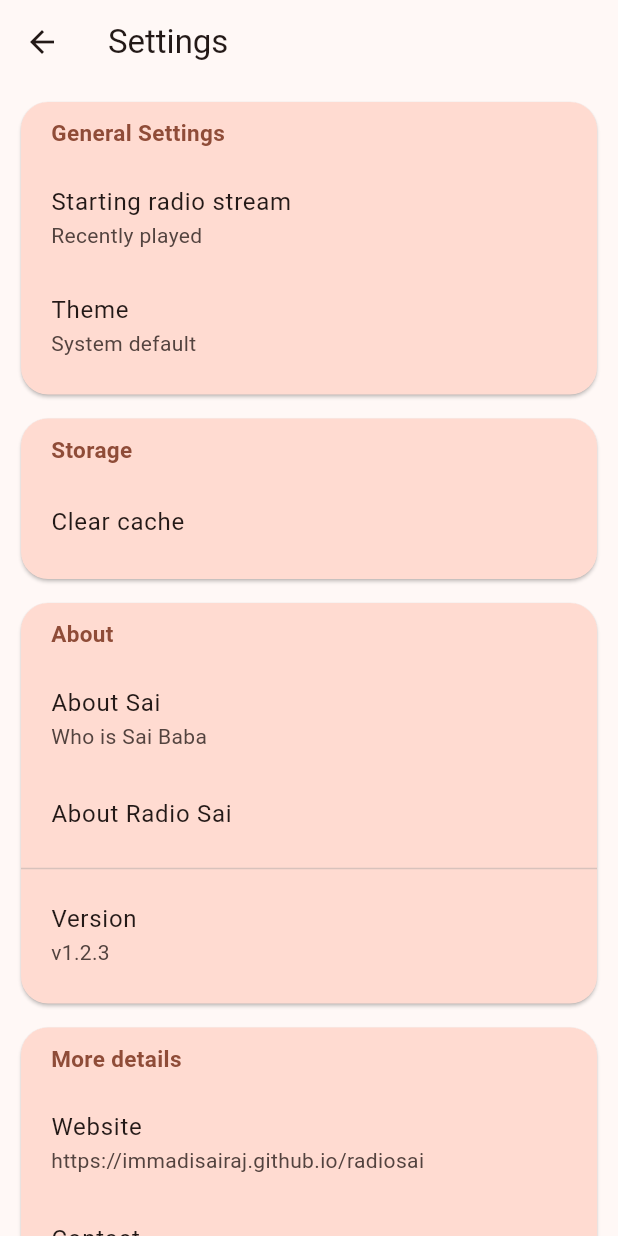
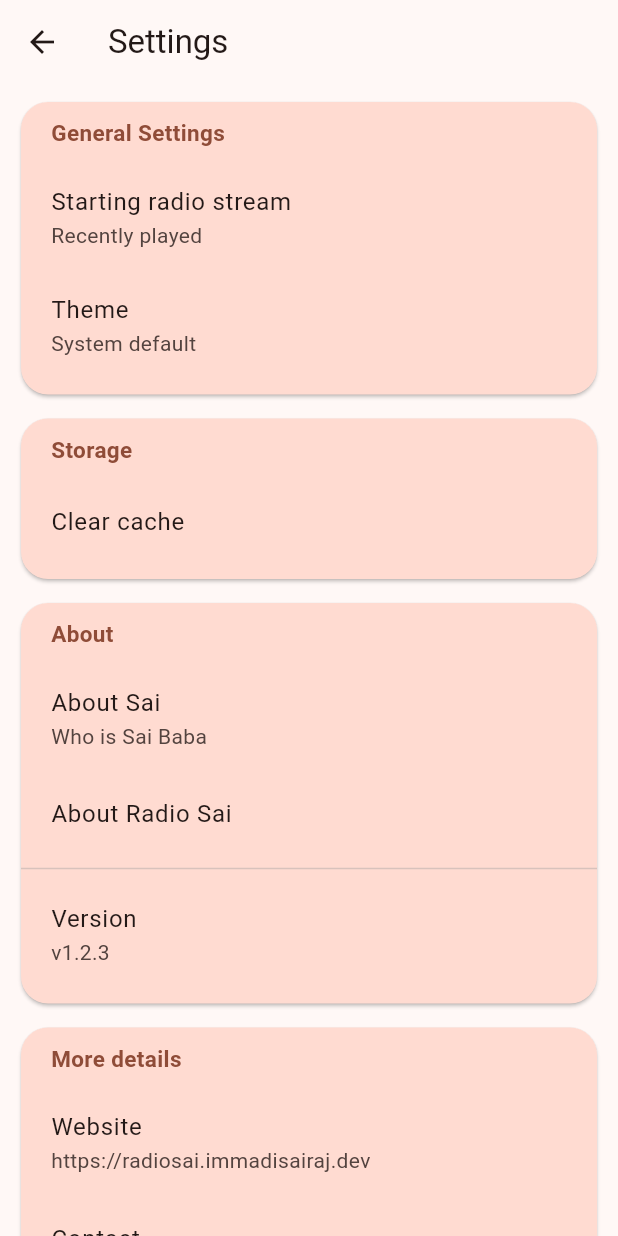
Before and after one commit to immadisairaj/radiosai, a Flutter app: the Settings screen opened by its route, on a phone screen of 412 x 824 dp. Run offline on Flutter 3.47's test engine with Material 2 defaults, Android fonts, the phone set to English and light mode, and no system bars; our stand-ins replace audio_service, audio_video_progress_bar, cached_network_image, flutter_cache_manager, gallery_saver, get_it and 11 more; accounts and stored records are empty.

Commit message:
change links source

```diff
--- a/lib/constants/constants.dart
+++ b/lib/constants/constants.dart
@@ -20,13 +20,12 @@ class MyConstants extends InheritedWidget {
 
   final Map<String, String> radioStreamImages = const {
     'Prasanthi Stream':
-        'https://www.immadisairaj.dev/radiosai/images/prasanthiStream.png',
+        'https://radiosai.immadisairaj.dev/images/prasanthiStream.png',
     'Bhajan Stream':
-        'https://www.immadisairaj.dev/radiosai/images/bhajanStream.png',
+        'https://radiosai.immadisairaj.dev/images/bhajanStream.png',
     'Discourse Stream':
-        'https://www.immadisairaj.dev/radiosai/images/discourseStream.png',
-    'Telugu Stream':
-        'https://www.immadisairaj.dev/radiosai/images/teluguStream.png'
+        'https://radiosai.immadisairaj.dev/images/discourseStream.png',
+    'Telugu Stream': 'https://radiosai.immadisairaj.dev/images/teluguStream.png'
   };
 
   /// The list of items in the top menu bar
--- a/lib/screens/media_player/media_player.dart
+++ b/lib/screens/media_player/media_player.dart
@@ -608,7 +608,7 @@ class _MediaPlayer extends State<MediaPlayer> {
     String subject = 'Checkout this audio from radiosai!';
     String text = '$fileLink'
         '\n\nShared from Sai Voice App\n'
-        'https://immadisairaj.github.io/radiosai';
+        'https://radiosai.immadisairaj.dev';
     Share.share(text, subject: subject);
   }
 
--- a/lib/screens/search/search.dart
+++ b/lib/screens/search/search.dart
@@ -139,11 +139,11 @@ class _Search extends State<Search> {
   bool _showDropDown = true;
   bool _isScrollingDown = false;
 
-  /// used to know if the web page is loading first time
-  bool _isFirstLoading = true;
+  // /// used to know if the web page is loading first time
+  // bool _isFirstLoading = true;
 
-  /// used to know if the web page is loading second time
-  bool _isSecondLoading = false;
+  // /// used to know if the web page is loading second time
+  // bool _isSecondLoading = false;
 
   /// focus node attached to TextFormField of Search
   final FocusNode _textFocusNode = FocusNode();
@@ -682,7 +682,7 @@ class _Search extends State<Search> {
       setState(() {
         _isLoading = true;
         _isChangingPage = false;
-        _isSecondLoading = false;
+        // _isSecondLoading = false;
         _updateURL();
       });
     }
@@ -1103,7 +1103,7 @@ class _Search extends State<Search> {
                             setState(() {
                               currentPage = index + 1;
                               _isChangingPage = true;
-                              _isSecondLoading = true;
+                              // _isSecondLoading = true;
                               _isLoading = true;
                               _updateURL();
                             });
--- a/lib/screens/settings/settings.dart
+++ b/lib/screens/settings/settings.dart
@@ -155,9 +155,9 @@ class _Settings extends State<Settings> {
           ListTile(
             contentPadding: _contentPadding,
             title: const Text('Website'),
-            subtitle: const Text('https://immadisairaj.github.io/radiosai'),
+            subtitle: const Text('https://radiosai.immadisairaj.dev'),
             onTap: () {
-              _urlLaunch('https://immadisairaj.github.io/radiosai');
+              _urlLaunch('https://radiosai.immadisairaj.dev');
             },
           ),
           ListTile(
@@ -172,7 +172,7 @@ class _Settings extends State<Settings> {
             title: const Text('Privacy Policy'),
             onTap: () {
               _urlLaunch(
-                  'https://immadisairaj.github.io/radiosai/privacy_policy.html');
+                  'https://radiosai.immadisairaj.dev/privacy_policy.html');
             },
           ),
           const Divider(),
```
Also changed, not shown: 1 other file.
